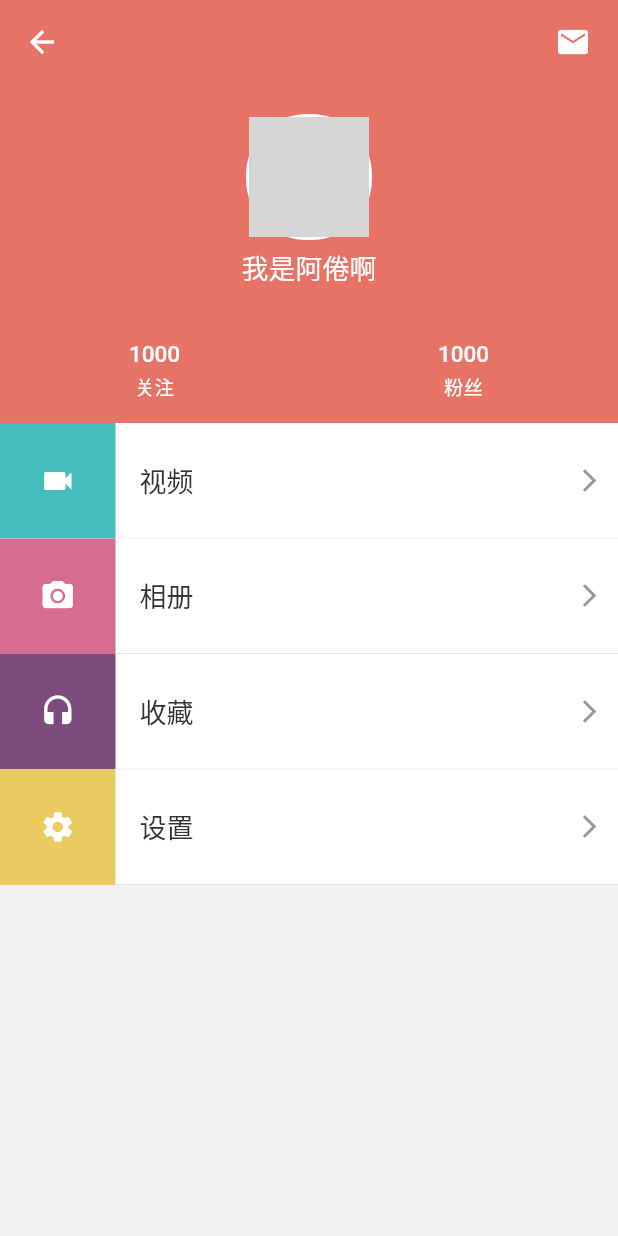
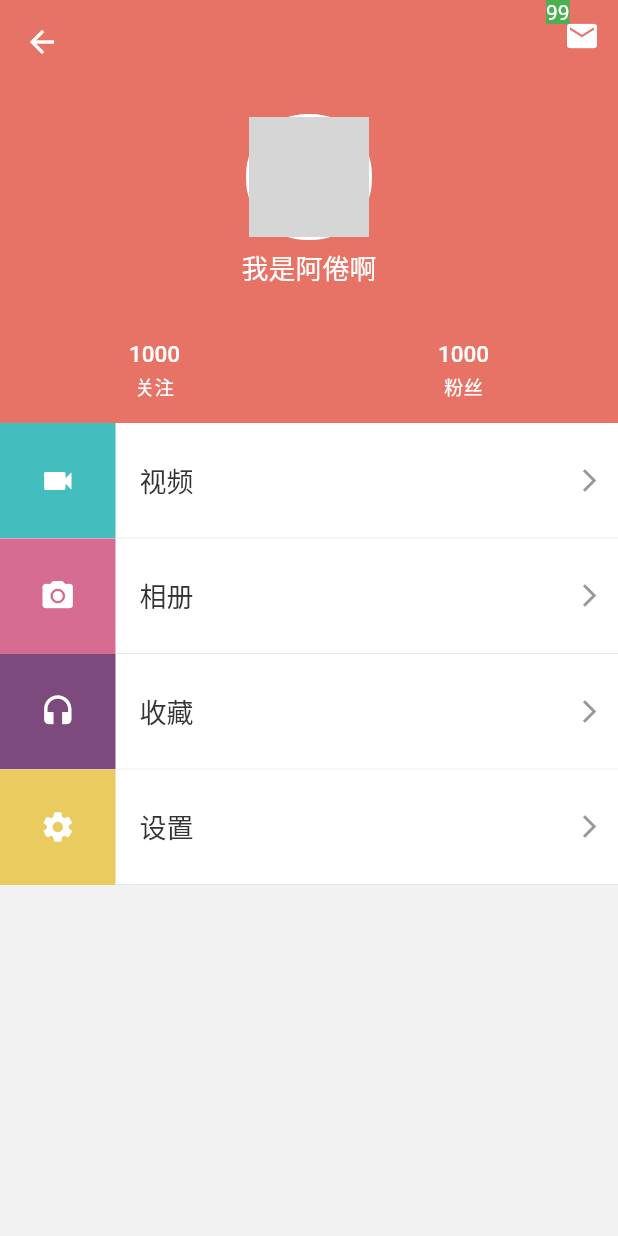
Before and after one commit to Woshiajuana/7S, a Flutter app: the MineView screen opened by its route, on a phone screen of 412 x 824 dp. Run offline on Flutter 3.47's test engine with Material 2 defaults, Android fonts, the phone set to English and light mode, and no system bars; our stand-ins replace cached_network_image, dio, flutter_redux, fluttertoast, redux, shared_preferences and 1 more; missing offline and left inert: flukit, flutter_webview_plugin; accounts and stored records are empty; network calls fail; grey boxes are pictures that could not be loaded.

Commit message:
subcode mine.view.dart

```diff
--- a/qimiao/lib/view/mine/mine.view.dart
+++ b/qimiao/lib/view/mine/mine.view.dart
@@ -17,15 +17,26 @@ class _MineViewState extends State<MineView> {
         elevation: 0,
         actions: <Widget>[
           new Container(
-            width: 60,
-            child: new FlatButton(
-              onPressed: () => {},
-              child: new Icon(
-                Icons.email,
-                color: Colors.white,
-              ),
+            child: new Stack(
+              children: <Widget>[
+                new IconButton(
+                  icon: new Icon(Icons.email),
+                  onPressed: () => {},
+                ),
+                new Container(
+                  decoration: new BoxDecoration(
+                    color: Colors.green,
+                  ),
+                  child: new Text(
+                    '99',
+                    style: new TextStyle(
+                      color: Colors.white,
+                    ),
+                  ),
+                )
+              ],
             ),
-          )
+          ),
         ],
       ),
       body: new ListView(
```
